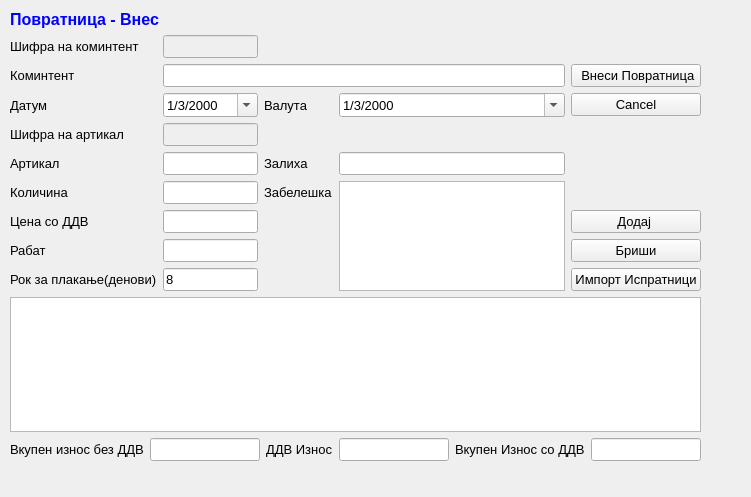
First picture: the form in sterna/Povratnica/povratnicavnes.ui, repository srgank/sterna_x, before the edit.
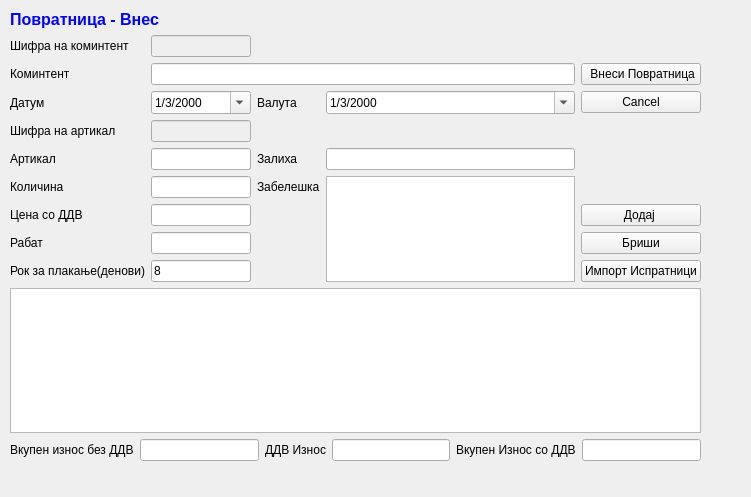
Second picture: the form after the edit. Icons and pictures are not drawn.

```diff
--- a/sterna/Povratnica/povratnicavnes.ui
+++ b/sterna/Povratnica/povratnicavnes.ui
@@ -22,11 +22,6 @@
      <height>451</height>
     </rect>
    </property>
-   <property name="font">
-    <font>
-     <pointsize>10</pointsize>
-    </font>
-   </property>
    <layout class="QGridLayout" name="gridLayout">
     <item row="10" column="0">
      <widget class="QLabel" name="label_9">
@@ -37,11 +32,6 @@
     </item>
     <item row="8" column="4">
      <widget class="QPushButton" name="pushButton_3">
-      <property name="font">
-       <font>
-        <pointsize>10</pointsize>
-       </font>
-      </property>
       <property name="text">
        <string>Додај </string>
       </property>
@@ -59,32 +49,16 @@
     </item>
     <item row="4" column="2">
      <widget class="QLabel" name="label_11">
-      <property name="font">
-       <font>
-        <pointsize>10</pointsize>
-       </font>
-      </property>
       <property name="text">
        <string>Валута</string>
       </property>
      </widget>
     </item>
     <item row="9" column="1">
-     <widget class="QLineEdit" name="lineEdit_6">
-      <property name="font">
-       <font>
-        <pointsize>10</pointsize>
-       </font>
-      </property>
-     </widget>
+     <widget class="QLineEdit" name="lineEdit_6"/>
     </item>
     <item row="0" column="0" colspan="2">
      <widget class="QLabel" name="label_4">
-      <property name="font">
-       <font>
-        <pointsize>10</pointsize>
-       </font>
-      </property>
       <property name="text">
        <string>&lt;!DOCTYPE HTML PUBLIC &quot;-//W3C//DTD HTML 4.0//EN&quot; &quot;http://www.w3.org/TR/REC-html40/strict.dtd&quot;&gt;
 &lt;html&gt;&lt;head&gt;&lt;meta name=&quot;qrichtext&quot; content=&quot;1&quot; /&gt;&lt;style type=&quot;text/css&quot;&gt;
@@ -96,11 +70,6 @@
     </item>
     <item row="3" column="4">
      <widget class="QPushButton" name="pushButton_4">
-      <property name="font">
-       <font>
-        <pointsize>10</pointsize>
-       </font>
-      </property>
       <property name="text">
        <string> Внеси Повратница</string>
       </property>
@@ -112,11 +81,6 @@
     </item>
     <item row="4" column="0">
      <widget class="QLabel" name="label_2">
-      <property name="font">
-       <font>
-        <pointsize>10</pointsize>
-       </font>
-      </property>
       <property name="text">
        <string>Датум</string>
       </property>
@@ -124,11 +88,6 @@
     </item>
     <item row="4" column="4">
      <widget class="QPushButton" name="pushButton_5">
-      <property name="font">
-       <font>
-        <pointsize>10</pointsize>
-       </font>
-      </property>
       <property name="text">
        <string>Cancel</string>
       </property>
@@ -136,11 +95,6 @@
     </item>
     <item row="6" column="0">
      <widget class="QLabel" name="label_3">
-      <property name="font">
-       <font>
-        <pointsize>10</pointsize>
-       </font>
-      </property>
       <property name="text">
        <string>Артикал</string>
       </property>
@@ -148,11 +102,6 @@
     </item>
     <item row="9" column="0">
      <widget class="QLabel" name="label_8">
-      <property name="font">
-       <font>
-        <pointsize>10</pointsize>
-       </font>
-      </property>
       <property name="text">
        <string>Рабат</string>
       </property>
@@ -160,32 +109,16 @@
     </item>
     <item row="9" column="4">
      <widget class="QPushButton" name="pushButton_6">
-      <property name="font">
-       <font>
-        <pointsize>10</pointsize>
-       </font>
-      </property>
       <property name="text">
        <string>Бриши</string>
       </property>
      </widget>
     </item>
     <item row="11" column="0" colspan="5">
-     <widget class="QTableView" name="tableView">
-      <property name="font">
-       <font>
-        <pointsize>10</pointsize>
-       </font>
-      </property>
-     </widget>
+     <widget class="QTableView" name="tableView"/>
     </item>
     <item row="4" column="1">
      <widget class="QDateTimeEdit" name="dateTimeEdit">
-      <property name="font">
-       <font>
-        <pointsize>10</pointsize>
-       </font>
-      </property>
       <property name="date">
        <date>
         <year>2000</year>
@@ -213,11 +146,6 @@
       <property name="enabled">
        <bool>true</bool>
       </property>
-      <property name="font">
-       <font>
-        <pointsize>10</pointsize>
-       </font>
-      </property>
       <property name="toolTip">
        <string>&lt;html&gt;&lt;head/&gt;&lt;body&gt;&lt;p&gt;Притисни ЕНТЕР за да те однесе во листата&lt;/p&gt;&lt;/body&gt;&lt;/html&gt;</string>
       </property>
@@ -228,11 +156,6 @@
     </item>
     <item row="4" column="3">
      <widget class="QDateTimeEdit" name="dateTimeEdit_2">
-      <property name="font">
-       <font>
-        <pointsize>10</pointsize>
-       </font>
-      </property>
       <property name="date">
        <date>
         <year>2000</year>
@@ -253,11 +176,6 @@
       <property name="enabled">
        <bool>true</bool>
       </property>
-      <property name="font">
-       <font>
-        <pointsize>10</pointsize>
-       </font>
-      </property>
       <property name="toolTip">
        <string>&lt;html&gt;&lt;head/&gt;&lt;body&gt;&lt;p&gt;Притисни ЕНТЕР за да те однесе во листата&lt;/p&gt;&lt;/body&gt;&lt;/html&gt;</string>
       </property>
@@ -275,11 +193,6 @@
     </item>
     <item row="6" column="2">
      <widget class="QLabel" name="label_7">
-      <property name="font">
-       <font>
-        <pointsize>10</pointsize>
-       </font>
-      </property>
       <property name="text">
        <string>Залиха</string>
       </property>
@@ -287,11 +200,6 @@
     </item>
     <item row="6" column="3">
      <widget class="QLineEdit" name="lineEdit_5">
-      <property name="font">
-       <font>
-        <pointsize>10</pointsize>
-       </font>
-      </property>
       <property name="readOnly">
        <bool>true</bool>
       </property>
@@ -301,30 +209,13 @@
      <widget class="QTextEdit" name="textEdit"/>
     </item>
     <item row="8" column="1">
-     <widget class="QLineEdit" name="lineEdit_3">
-      <property name="font">
-       <font>
-        <pointsize>10</pointsize>
-       </font>
-      </property>
-     </widget>
+     <widget class="QLineEdit" name="lineEdit_3"/>
     </item>
     <item row="7" column="1">
-     <widget class="QLineEdit" name="lineEdit_4">
-      <property name="font">
-       <font>
-        <pointsize>10</pointsize>
-       </font>
-      </property>
-     </widget>
+     <widget class="QLineEdit" name="lineEdit_4"/>
     </item>
     <item row="8" column="0">
      <widget class="QLabel" name="label_5">
-      <property name="font">
-       <font>
-        <pointsize>10</pointsize>
-       </font>
-      </property>
       <property name="text">
        <string>Цена со ДДВ</string>
       </property>
@@ -332,11 +223,6 @@
     </item>
     <item row="7" column="0">
      <widget class="QLabel" name="label_6">
-      <property name="font">
-       <font>
-        <pointsize>10</pointsize>
-       </font>
-      </property>
       <property name="text">
        <string>Количина</string>
       </property>
@@ -390,11 +276,6 @@
     </item>
     <item row="3" column="0">
      <widget class="QLabel" name="label">
-      <property name="font">
-       <font>
-        <pointsize>10</pointsize>
-       </font>
-      </property>
       <property name="text">
        <string>Коминтент</string>
       </property>
```
